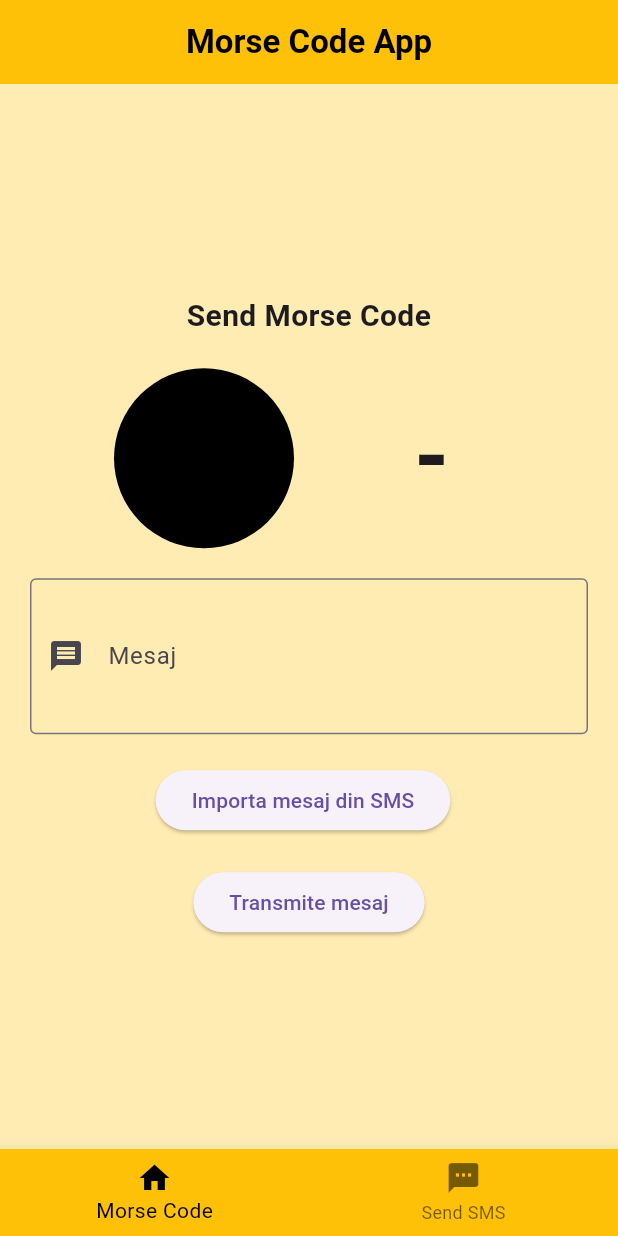
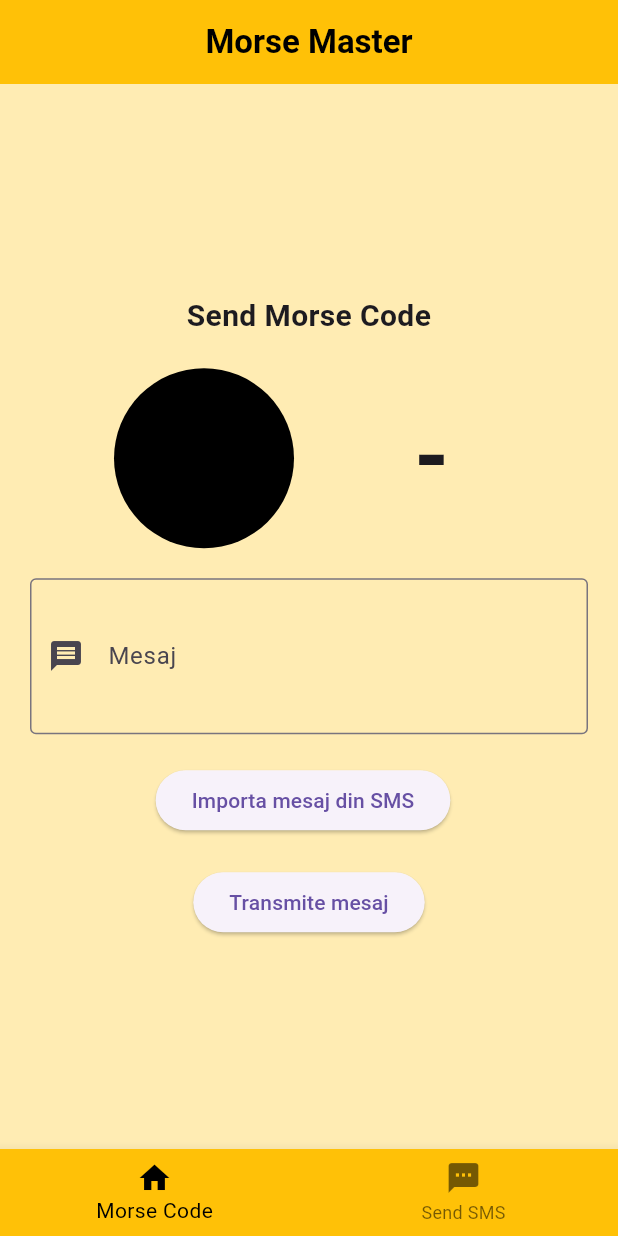
Before and after one commit to HardChallenge/MorseCode, a Flutter app: the screen it shows after launch, on a phone screen of 412 x 824 dp. Run offline on Flutter 3.47's test engine with Material 3 defaults, Android fonts, the light colour scheme and no system bars; our stand-ins replace permission_handler; missing offline and left inert: flutter_sms, flutter_sms_inbox, torch_light.

Commit message:
Refactored code

```diff
--- a/lib/app.dart
+++ b/lib/app.dart
@@ -28,7 +28,7 @@ class AppState extends State<App> {
   Widget build(BuildContext context) {
     return Scaffold(
       appBar: AppBar(
-        title: const Text('Morse Code App',
+        title: const Text('Morse Master',
             style: TextStyle(color: Colors.black, fontWeight: FontWeight.bold)),
         centerTitle: true,
         backgroundColor: Colors.amber[500],
--- /dev/null
+++ b/lib/builders/morse_builder.dart
@@ -0,0 +1,42 @@
+import 'package:flutter/cupertino.dart';
+import 'package:morse_code_project/pages/morse_code.dart';
+
+SingleChildScrollView buildUpperMorse(){
+  return SingleChildScrollView(
+      child: Column(
+        mainAxisAlignment: MainAxisAlignment.center,
+        children: [
+          MorseCodeState.isTransmitting ? const SizedBox() :
+          const Text("Send Morse Code",
+              style: TextStyle(fontSize: 20, fontWeight: FontWeight.bold),
+              textAlign: TextAlign.center),
+          MorseCodeState.isTransmitting ? const SizedBox() : const SizedBox(height: 20.0),
+          Row(
+            mainAxisAlignment: MainAxisAlignment.center,
+            children: [
+              Expanded(
+                flex: 2,
+                child: AnimatedContainer(
+                  duration: Duration(milliseconds: MorseCodeState.currentDuration.inMilliseconds),
+                  width: MorseCodeState.componentSize,
+                  height: MorseCodeState.componentSize,
+                  decoration: BoxDecoration(
+                    color: MorseCodeState.circleColor,
+                    shape: BoxShape.circle,
+                  ),
+                  curve: Curves.easeOutCirc,
+                ),
+              ),
+              SizedBox(width: MorseCodeState.componentSize / 5.0),
+              Expanded(
+                flex: 1,
+                child: Text(
+                    MorseCodeState.currentLetter,
+                    style: TextStyle(fontSize: MorseCodeState.componentSize / 2.0, fontWeight: FontWeight.bold)
+                ),
+              ),
+            ],
+          )],
+      )
+  );
+}
--- a/lib/components/sms_dropdown.dart
+++ b/lib/components/sms_dropdown.dart
@@ -8,10 +8,10 @@ class SMSDropdown extends StatefulWidget {
   const SMSDropdown({super.key, this.initialValue, this.onChanged});
 
   @override
-  _SMSDropdownState createState() => _SMSDropdownState();
+  SMSDropdownState createState() => SMSDropdownState();
 }
 
-class _SMSDropdownState extends State<SMSDropdown> {
+class SMSDropdownState extends State<SMSDropdown> {
   String? _selectedValue;
 
   @override
--- a/lib/main.dart
+++ b/lib/main.dart
@@ -11,6 +11,6 @@ class MorseCode extends StatelessWidget {
 
   @override
   Widget build(BuildContext context) {
-    return const MaterialApp(title: 'Morse Code App', home: App());
+    return const MaterialApp(title: 'Morse Master', home: App());
   }
 }
--- a/lib/pages/morse_code.dart
+++ b/lib/pages/morse_code.dart
@@ -4,7 +4,10 @@ import 'package:flutter/material.dart';
 import 'package:morse_code_project/utils/helper_functions.dart';
 import 'package:morse_code_project/utils/morse_coding.dart';
 
-import '../utils/alert_builder.dart';
+import '../builders/alert_builder.dart';
+import '../builders/morse_builder.dart';
+import '../utils/torch_handler.dart';
+import '../validators/configuration.dart';
 
 class MorseCode extends StatefulWidget {
   const MorseCode({super.key});
@@ -14,10 +17,10 @@ class MorseCode extends StatefulWidget {
 }
 
 class MorseCodeState extends State<MorseCode> with SingleTickerProviderStateMixin {
-  bool _isTransmitting = false;
-  String _currentLetter = '-';
+  static bool isTransmitting = false;
+  static String currentLetter = '-';
   String? _messageField = '', _messageImported = '', morseCodeToBeTransmitted = '';
-  double componentSize = 120.0;
+  static double componentSize = 120.0;
   String _textTransmitted = '';
   String _prefix = "Romania (+40)", _phoneNumber = "723 523 103";
   bool _hasTorch = false, _useTorch = false;
@@ -32,39 +35,39 @@ class MorseCodeState extends State<MorseCode> with SingleTickerProviderStateMixi
   Duration betweenLettersDuration = const Duration(milliseconds: 200);
   Duration betweenWordsDuration = const Duration(milliseconds: 400);
   Duration betweenMorseDuration = const Duration(milliseconds: 100);
-  Duration currentDuration = const Duration();
+  static Duration currentDuration = const Duration();
 
   final Color _offColor = Colors.black, _onColor = Colors.red[500]!;
 
-  Color _circleColor = Colors.black;
+  static Color circleColor = Colors.black;
 
   void _animateCode(){
     setState(() {
-      _circleColor = _onColor;
+      circleColor = _onColor;
     });
   }
 
   void _animateMorse(String morseCode) async {
     List<String> phrases = morseCode.trim().split('\n');
 
-    for (int i = 0; i < phrases.length && _isTransmitting; i++) {
+    for (int i = 0; i < phrases.length && isTransmitting; i++) {
       String phrase = phrases[i];
 
       List<String> words = phrase.trim().split(RegExp(r"\s+"));
-      for (int j = 0; j < words.length && _isTransmitting; j++) {
+      for (int j = 0; j < words.length && isTransmitting; j++) {
         String word = words[j];
         String? letter = morseToLetter[word];
         if (letter == null) {
           continue;
         }
-        _currentLetter = letter;
+        currentLetter = letter;
         _textTransmitted += letter;
         setState(() {
           _transmittedMessageController.text = _textTransmitted;
         });
         List<String> letters = word.trim().split('');
 
-        for (int k = 0; k < letters.length && _isTransmitting; k++) {
+        for (int k = 0; k < letters.length && isTransmitting; k++) {
           if (letters[k] == '.') {
             currentDuration = dotDuration;
           } else if (letters[k] == '-') {
@@ -82,7 +85,7 @@ class MorseCodeState extends State<MorseCode> with SingleTickerProviderStateMixi
           await Future.delayed(currentDuration);
           setState(() {
             // Resetting the circle color
-            _circleColor = _offColor;
+            circleColor = _offColor;
           });
           if (_useTorch) {
             await turnOffTorch();
@@ -129,43 +132,7 @@ class MorseCodeState extends State<MorseCode> with SingleTickerProviderStateMixi
 
   @override
   Widget build(BuildContext context) {
-    SingleChildScrollView upper = SingleChildScrollView(
-      child: Column(
-        mainAxisAlignment: MainAxisAlignment.center,
-        children: [
-          _isTransmitting ? const SizedBox() :
-          const Text("Send Morse Code",
-              style: TextStyle(fontSize: 20, fontWeight: FontWeight.bold),
-              textAlign: TextAlign.center),
-          _isTransmitting ? const SizedBox() : const SizedBox(height: 20.0),
-          Row(
-            mainAxisAlignment: MainAxisAlignment.center,
-            children: [
-          Expanded(
-            flex: 2,
-            child: AnimatedContainer(
-              duration: Duration(milliseconds: currentDuration.inMilliseconds),
-              width: componentSize,
-              height: componentSize,
-              decoration: BoxDecoration(
-                color: _circleColor,
-                shape: BoxShape.circle,
-              ),
-              curve: Curves.easeOutCirc,
-            ),
-          ),
-          SizedBox(width: componentSize / 5.0),
-          Expanded(
-            flex: 1,
-            child: Text(
-              _currentLetter,
-              style: TextStyle(fontSize: componentSize / 2.0, fontWeight: FontWeight.bold)
-            ),
-          ),
-        ],
-      )],
-      )
-    );
+    SingleChildScrollView upper = buildUpperMorse();
 
     Wrapper wrapper = Wrapper({"prefix": _prefix, "phoneNumber" : _phoneNumber});
 
@@ -240,7 +207,7 @@ class MorseCodeState extends State<MorseCode> with SingleTickerProviderStateMixi
                           }
                       );
                     },
-                    child: Text("Importa mesaj din SMS"),
+                    child: const Text("Importa mesaj din SMS"),
                   )
                   ),
                   const SizedBox(width: 20.0),
@@ -330,7 +297,7 @@ class MorseCodeState extends State<MorseCode> with SingleTickerProviderStateMixi
                                 alignment: Alignment.center,
                                 child: TextButton(
                                   onPressed: () {
-                                    String validation = isValidConfiguration(wrapper);
+                                    String validation = validateConfiguration(wrapper);
                                     if (validation != ''){
                                       buildErrorDialog(context, 'Eroare', validation);
                                       return;
@@ -347,7 +314,7 @@ class MorseCodeState extends State<MorseCode> with SingleTickerProviderStateMixi
                                       morseCodeToBeTransmitted = fromTextToMorse(_messageField!);
                                     }
                                     componentSize *= 2;
-                                    _isTransmitting = true;
+                                    isTransmitting = true;
                                     debugPrint("Use Torch: $_useTorch");
                                     Navigator.of(context).pop();
                                     _animateMorse(morseCodeToBeTransmitted!);
@@ -360,7 +327,7 @@ class MorseCodeState extends State<MorseCode> with SingleTickerProviderStateMixi
                       });
                 });
               },
-              child: Text("Transmite mesaj"),
+              child: const Text("Transmite mesaj"),
             ),
           ],
         )
@@ -381,17 +348,17 @@ class MorseCodeState extends State<MorseCode> with SingleTickerProviderStateMixi
             ElevatedButton(
               onPressed: () {
                 setState(() {
-                  _currentLetter = '-';
-                  _circleColor = Colors.black;
+                  currentLetter = '-';
+                  circleColor = Colors.black;
                   _textTransmitted = '';
                   setState(() {
                     _transmittedMessageController.text = _textTransmitted;
                   });
                   componentSize /= 2;
-                  _isTransmitting = false;
+                  isTransmitting = false;
                 });
               },
-              child: Text("STOP"),
+              child: const Text("STOP"),
             ),
           ],
         )
@@ -406,7 +373,7 @@ class MorseCodeState extends State<MorseCode> with SingleTickerProviderStateMixi
             children: [
               upper,
               const SizedBox(height: 20.0),
-              _isTransmitting ? lowerTransmitting : lowerStandBy
+              isTransmitting ? lowerTransmitting : lowerStandBy
             ],
           ),
         ),
--- a/lib/pages/send_sms.dart
+++ b/lib/pages/send_sms.dart
@@ -1,7 +1,8 @@
 import 'package:flutter/material.dart';
 import 'package:morse_code_project/components/sms_dropdown.dart';
 import 'package:morse_code_project/utils/helper_functions.dart';
-import 'dart:developer' as developer;
+
+import '../builders/alert_builder.dart';
 
 class SendSMS extends StatefulWidget {
   const SendSMS({super.key});
```
Also changed, not shown: lib/builders/alert_builder.dart (renamed from lib/utils/alert_builder.dart, +23 -0 lines), lib/utils/helper_functions.dart (+7 -94 lines), lib/utils/torch_handler.dart (added, +25 -0 lines), lib/validators/configuration.dart (added, +24 -0 lines), lib/validators/morse.dart (added, +22 -0 lines).
